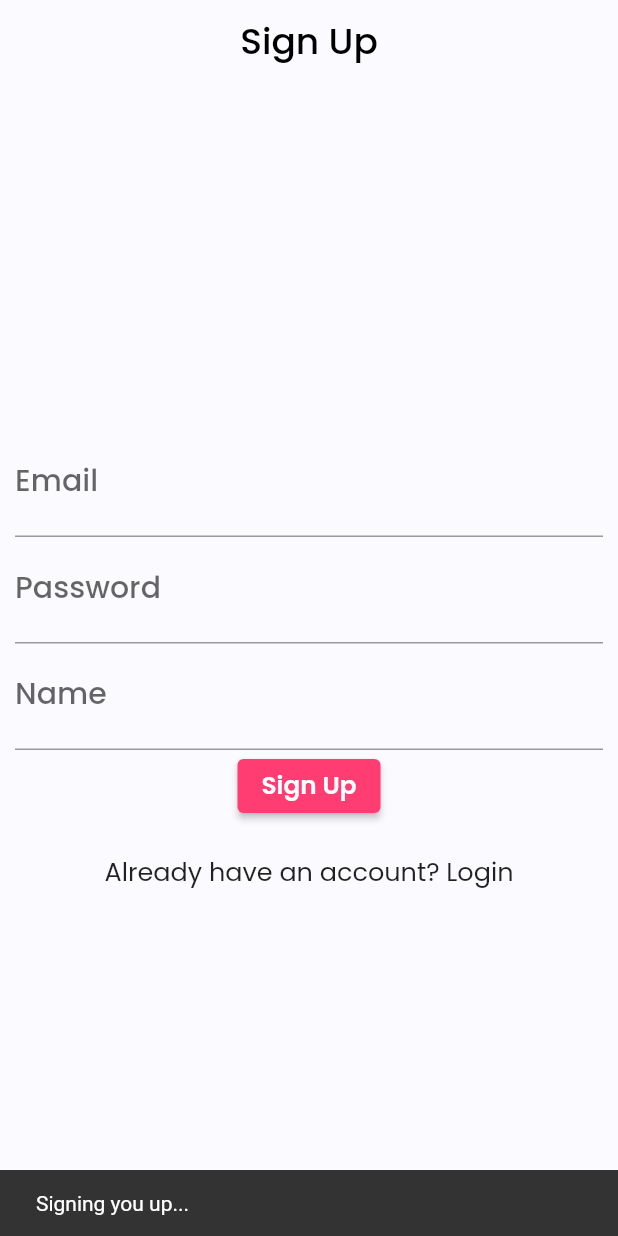
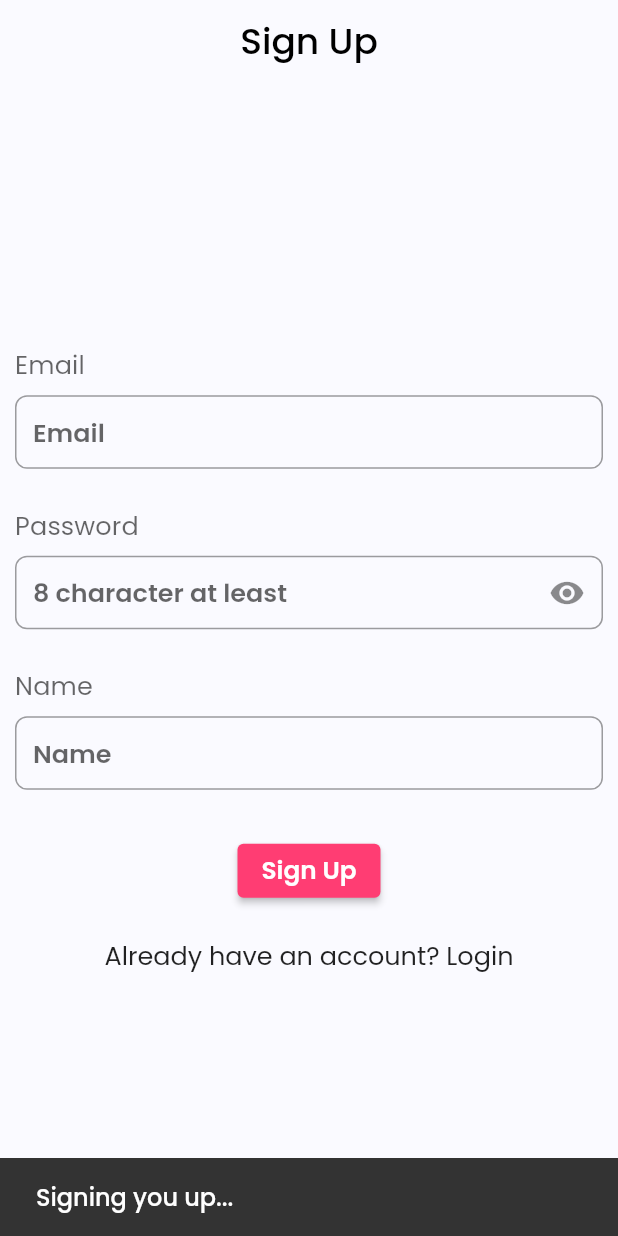
Before and after one commit to asutoshranjan/local-ease, a Flutter app: the screen it shows after launch, after a tap on "Don't have an account? Sign up", after a tap on "Sign Up", on a phone screen of 412 x 824 dp. Run offline on Flutter 3.47's test engine with Material 2 defaults, Android fonts, the phone set to English and light mode, and no system bars; our stand-ins replace appwrite, google_fonts, shared_preferences; network calls fail.

```diff
--- a/lib/auth/login_screen.dart
+++ b/lib/auth/login_screen.dart
@@ -1,8 +1,10 @@
 import 'package:flutter/material.dart';
 import 'package:local_ease/auth/signup_screen.dart';
+import 'package:local_ease/helpers/dialogs.dart';
 import 'package:local_ease/launch_screens/choose_account_type.dart';
 
 import '../../apis/APIs.dart';
+import '../widgets/textfields.dart';
 
 class LoginPage extends StatefulWidget {
   const LoginPage({Key? key}) : super(key: key);
@@ -15,6 +17,7 @@ class _LoginPageState extends State<LoginPage> {
 
   String? email;
   String? password;
+  bool obscureText = true;
 
   @override
   Widget build(BuildContext context) {
@@ -28,32 +31,51 @@ class _LoginPageState extends State<LoginPage> {
         child: Column(
           mainAxisAlignment: MainAxisAlignment.center,
           children: [
-            TextField(
-              decoration: const InputDecoration(labelText: "Email"),
+            TextFieldInput(
+              title: 'Email',
+              hintText: 'Email',
               onChanged: (val) {
                 setState(() {
                   email = val;
                 });
               },
             ),
-            TextField(
-              decoration: const InputDecoration(labelText: "Password"),
+            const SizedBox(
+              height: 25,
+            ),
+            TextFieldInput(
+              title: 'Password',
+              hintText: 'Password',
+              obscureText: obscureText,
+              suffixIcon: IconButton(
+                onPressed: () {
+                  setState(() {
+                    obscureText = !obscureText;
+                  });
+                },
+                icon: Icon(
+                  obscureText ? Icons.visibility : Icons.visibility_off,
+                ),
+              ),
               onChanged: (val) {
                 setState(() {
                   password = val;
                 });
               },
             ),
+            const SizedBox(
+              height: 30,
+            ),
             ElevatedButton(
               onPressed: () async {
-                ScaffoldMessenger.of(context).showSnackBar(const SnackBar(content: Text('Logging in...')));
+                Dialogs.showSnackbar(context, 'Logging in...');
                 try {
                   await APIs.instance.loginEmailPassword(
                     email!,
                     password!,
                   ).then((result) {
                     if(result) {
-                      ScaffoldMessenger.of(context).showSnackBar(const SnackBar(content: Text('Logged in')));
+                      Dialogs.showSnackbar(context, 'Logged in!');
                       Navigator.pushReplacement(
                         context,
                         MaterialPageRoute(
@@ -63,7 +85,7 @@ class _LoginPageState extends State<LoginPage> {
                     }
                   });
                 } catch (e) {
-                  ScaffoldMessenger.of(context).showSnackBar( SnackBar(content: Text(e.toString())));
+                  Dialogs.showSnackbar(context, e.toString());
                 }
               },
               child: Text("Login"),
--- a/lib/auth/signup_screen.dart
+++ b/lib/auth/signup_screen.dart
@@ -1,6 +1,8 @@
 import 'package:flutter/material.dart';
 import 'package:local_ease/auth/login_screen.dart';
+import 'package:local_ease/helpers/dialogs.dart';
 import 'package:local_ease/launch_screens/choose_account_type.dart';
+import 'package:local_ease/widgets/textfields.dart';
 
 import '../../apis/APIs.dart';
 
@@ -16,6 +18,7 @@ class _SignUpPageState extends State<SignUpPage> {
   String? name;
   String? email;
   String? password;
+  bool obscureText = true;
 
   @override
   Widget build(BuildContext context) {
@@ -29,33 +32,57 @@ class _SignUpPageState extends State<SignUpPage> {
         child: Column(
           mainAxisAlignment: MainAxisAlignment.center,
           children: [
-            TextField(
-              decoration: const InputDecoration(labelText: "Email"),
+
+            TextFieldInput(
+              title: 'Email',
+              hintText: 'Email',
               onChanged: (val) {
                 setState(() {
                   email = val;
                 });
               },
             ),
-            TextField(
-              decoration: const InputDecoration(labelText: "Password"),
+            const SizedBox(
+              height: 25,
+            ),
+            TextFieldInput(
+              title: 'Password',
+              hintText: '8 character at least',
+              obscureText: obscureText,
+              suffixIcon: IconButton(
+                onPressed: () {
+                  setState(() {
+                    obscureText = !obscureText;
+                  });
+                },
+                icon: Icon(
+                  obscureText ? Icons.visibility : Icons.visibility_off,
+                ),
+              ),
               onChanged: (val) {
                 setState(() {
                   password = val;
                 });
               },
             ),
-            TextField(
-              decoration: const InputDecoration(labelText: "Name"),
+            const SizedBox(
+              height: 25,
+            ),
+            TextFieldInput(
+              title: 'Name',
+              hintText: 'Name',
               onChanged: (val) {
                 setState(() {
                   name = val;
                 });
               },
             ),
+            const SizedBox(
+              height: 30,
+            ),
             ElevatedButton(
               onPressed: () async {
-                ScaffoldMessenger.of(context).showSnackBar(const SnackBar(content: Text('Signing you up...')));
+                Dialogs.showSnackbar(context, 'Signing you up...');
                 try {
                   await APIs.instance.signUpEmailPassword(
                     email!,
@@ -63,7 +90,7 @@ class _SignUpPageState extends State<SignUpPage> {
                     name!,
                   ).then((result) {
                     if(result) {
-                      ScaffoldMessenger.of(context).showSnackBar(const SnackBar(content: Text('New Account Created..')));
+                      Dialogs.showSnackbar(context, 'New Account Created..');
                       Navigator.pushReplacement(
                         context,
                         MaterialPageRoute(
@@ -73,7 +100,7 @@ class _SignUpPageState extends State<SignUpPage> {
                     }
                   });
                 } catch (e) {
-                  ScaffoldMessenger.of(context).showSnackBar( SnackBar(content: Text(e.toString())));
+                  Dialogs.showSnackbar(context, e.toString());
                 }
               },
               child: Text("Sign Up"),
--- a/lib/helpers/dialogs.dart
+++ b/lib/helpers/dialogs.dart
@@ -2,14 +2,14 @@ import 'package:flutter/material.dart';
 import 'package:google_fonts/google_fonts.dart';
 
 class Dialogs {
-  static void showSnackbar(BuildContext context, String msg, Color clr) {
+  static void showSnackbar(BuildContext context, String msg) {
     ScaffoldMessenger.of(context).showSnackBar(
       SnackBar(
-        backgroundColor: clr,
         content: Text(
           msg,
           style: GoogleFonts.poppins(
-            fontSize: 15,
+            fontSize: 16,
+            color: Colors.white,
             fontWeight: FontWeight.w500,
           ),
         ),
--- a/lib/seller_screens/home_page.dart
+++ b/lib/seller_screens/home_page.dart
@@ -25,13 +25,13 @@ class _SellerHomePageState extends State<SellerHomePage> {
   Widget build(BuildContext context) {
     return Scaffold(
       body: <Widget>[
-        /// NearYou Page
+        /// Your Store Page
         const StoreListingPage(),
 
-        /// Subscribed Page
+        /// Insights Page
         const InsightsPage(),
 
-        /// Profile Page
+        /// Account Page
         const SellerAccountPage(),
       ].elementAt(_selectedIndex),
 
--- a/lib/seller_screens/manage_store_items.dart
+++ b/lib/seller_screens/manage_store_items.dart
@@ -10,6 +10,10 @@ class ManageStoreItems extends StatefulWidget {
 class _ManageStoreItemsState extends State<ManageStoreItems> {
   @override
   Widget build(BuildContext context) {
-    return Container();
+    return Scaffold(
+      appBar: AppBar(
+        title: const Text("Manage Store Items"),
+      ),
+    );
   }
 }
--- /dev/null
+++ b/lib/widgets/textfields.dart
@@ -0,0 +1,148 @@
+import 'package:flutter/material.dart';
+import 'package:flutter/services.dart';
+import 'package:local_ease/theme/colors.dart';
+
+class TextFieldInput extends StatelessWidget {
+  const TextFieldInput({
+    required this.hintText,
+    this.title,
+    this.titleStyle,
+    this.errorText,
+    this.padding = EdgeInsets.zero,
+    this.controller,
+    this.maxLength,
+    this.maxLines,
+    this.textInputType = TextInputType.name,
+    this.enabled = true,
+    this.prefixText,
+    this.suffixText,
+    this.suffixIcon,
+    this.focusNode,
+    this.onTap,
+    this.readOnly,
+    this.contentPadding,
+    this.prefixTextFontWeight,
+    this.onChanged,
+    Key? key,
+    this.obscureText = false,
+  }) : super(key: key);
+
+  final String? title;
+  final TextStyle? titleStyle;
+  final String hintText;
+  final bool enabled;
+  final TextInputType textInputType;
+  final String? prefixText;
+  final String? suffixText;
+  final Widget? suffixIcon;
+  final String? errorText;
+  final int? maxLength;
+  final int? maxLines;
+  final TextEditingController? controller;
+  final EdgeInsets padding;
+  final FocusNode? focusNode;
+  final void Function()? onTap;
+  final bool? readOnly;
+  final EdgeInsets? contentPadding;
+  final FontWeight? prefixTextFontWeight;
+  final void Function(String)? onChanged;
+  final bool obscureText;
+
+  @override
+  Widget build(BuildContext context) {
+    return Padding(
+      padding: padding,
+      child: Column(
+        crossAxisAlignment: CrossAxisAlignment.start,
+        children: <Widget>[
+          if (title != null)
+            Text(
+              title!,
+              style: titleStyle ??
+                  Theme.of(context).textTheme.bodyMedium!.copyWith(
+                    color: Theme.of(context).hintColor,
+                    letterSpacing: 0.1,
+                  ),
+            ),
+          const SizedBox(
+            height: 8,
+          ),
+          TextFormField(
+            obscureText: obscureText,
+            onChanged: onChanged,
+            onTap: onTap,
+            controller: controller,
+            focusNode: focusNode,
+            keyboardType: textInputType,
+            maxLength: maxLength,
+            readOnly: readOnly ?? false,
+            maxLengthEnforcement:
+            (maxLength == null) ? null : MaxLengthEnforcement.enforced,
+            maxLines: obscureText ? 1 : maxLines,
+            style: Theme.of(context).textTheme.bodyMedium!.copyWith(
+              fontWeight: FontWeight.w600,
+              // color: enabled ? null : Theme.of(context).,
+            ),
+            decoration: InputDecoration(
+              border: const OutlineInputBorder(
+                borderRadius: BorderRadius.all(Radius.circular(8)),
+              ),
+              enabledBorder: OutlineInputBorder(
+                borderRadius: BorderRadius.all(Radius.circular(8)),
+                borderSide: BorderSide(color: Theme.of(context).disabledColor),
+              ),
+              focusedBorder: const OutlineInputBorder(
+                borderRadius: BorderRadius.all(Radius.circular(8)),
+                borderSide: BorderSide(color: AppColors.tabPink),
+              ),
+              contentPadding: contentPadding ?? const EdgeInsets.all(12),
+              enabled: enabled,
+              filled: true,
+              fillColor: !enabled
+                  ? Theme.of(context).cardColor
+                  : errorText == null
+                  ? Theme.of(context).scaffoldBackgroundColor
+                  : AppColors.red,
+              prefixIcon: prefixText != null
+                  ? Container(
+                margin: const EdgeInsets.fromLTRB(12, 8, 12, 8),
+                padding: const EdgeInsets.fromLTRB(12, 6, 12, 6),
+                decoration: BoxDecoration(
+                  // color: enabled ? AppColors.lite : AppColors.white,
+                  borderRadius: BorderRadius.circular(4),
+                ),
+                child: Text(
+                  prefixText!,
+                  style: Theme.of(context).textTheme.bodyMedium!.copyWith(
+                    fontWeight:
+                    prefixTextFontWeight ?? FontWeight.w700,
+                    color: AppColors.grey,
+                  ),
+                ),
+              )
+                  : null,
+              suffixIcon: suffixText != null
+                  ? Container(
+                margin: const EdgeInsets.fromLTRB(12, 8, 12, 8),
+                padding: const EdgeInsets.fromLTRB(12, 6, 12, 6),
+                decoration: BoxDecoration(
+                  // color: enabled ? AppColors.lite : AppColors.white,
+                  borderRadius: BorderRadius.circular(4),
+                ),
+                child: Text(
+                  suffixText!,
+                  style: Theme.of(context).textTheme.bodyMedium!.copyWith(
+                    fontWeight: FontWeight.normal,
+                  ),
+                ),
+              )
+                  : suffixIcon,
+              errorText: errorText,
+              hintText: hintText,
+            ),
+          )
+        ],
+      ),
+    );
+  }
+}
```
Also changed, not shown: lib/customer_screens/nearyou_page.dart (+11 -1 lines), lib/customer_screens/profile_page.dart (+27 -22 lines), lib/seller_screens/account_page.dart (+59 -0 lines), lib/seller_screens/your_store_page.dart (+47 -48 lines).
